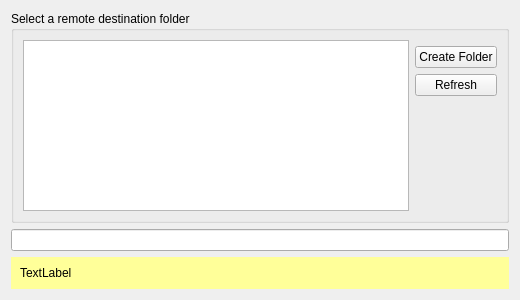
Qt form src/gui/folderwizardtargetpage.ui (nextcloud/desktop) before a commit.
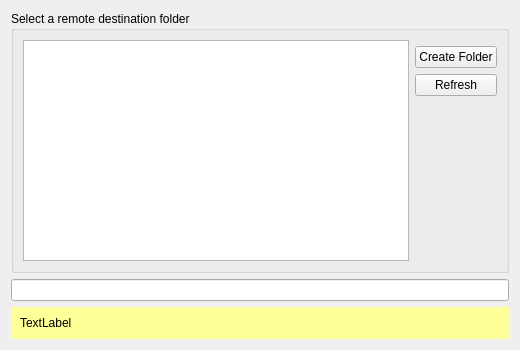
The same form after that commit.

Commit message:
Remove spacer that would constrain a vertical resize
Fixes #4157

The edit to the form file:
```diff
--- a/src/gui/folderwizardtargetpage.ui
+++ b/src/gui/folderwizardtargetpage.ui
@@ -7,7 +7,7 @@
     <x>0</x>
     <y>0</y>
     <width>520</width>
-    <height>300</height>
+    <height>350</height>
    </rect>
   </property>
   <property name="windowTitle">
@@ -182,19 +182,6 @@
      </layout>
     </widget>
    </item>
-   <item row="3" column="0">
-    <spacer name="verticalSpacer">
-     <property name="orientation">
-      <enum>Qt::Vertical</enum>
-     </property>
-     <property name="sizeHint" stdset="0">
-      <size>
-       <width>20</width>
-       <height>0</height>
-      </size>
-     </property>
-    </spacer>
-   </item>
   </layout>
  </widget>
  <resources/>
```
